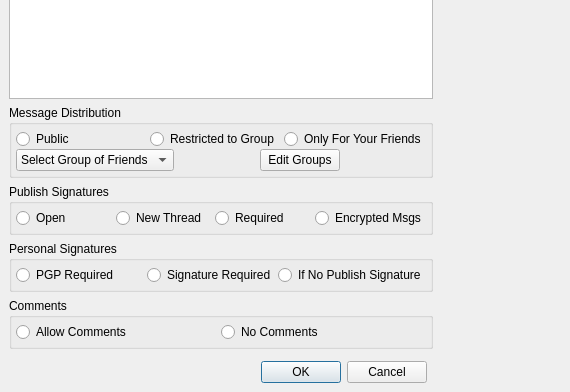
The window that retroshare-gui/src/gui/gxs/GxsGroupDialog.ui (RetroShare/RetroShare) describes before a commit, drawn with Qt 5; both pictures show x 0 to 570 and y 266 to 658 of the 695 by 658 pixel window.
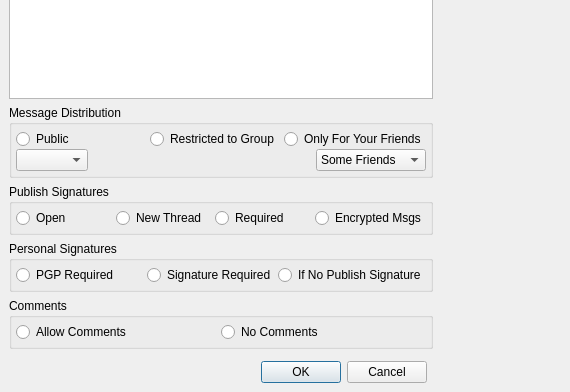
The same window after the commit. Icons and pictures are not drawn. Custom widgets are drawn as their Qt base class.

Commit message: * Added gxs Circle Helper Classes: GxsCircleLabel / Chooser.  * Added Circles into generic GxsGroupDialog.  	 - Fixed up display of circles in GxsGroupDialog, 	 - and correctly set GroupMetaData for circles.  * Added new Circles Window to ApplicationWindow (doesn't do much yet).

What changed in the file:
```diff
--- a/retroshare-gui/src/gui/gxs/GxsGroupDialog.ui
+++ b/retroshare-gui/src/gui/gxs/GxsGroupDialog.ui
@@ -297,19 +297,16 @@
          <item>
           <layout class="QHBoxLayout" name="horizontalLayout_8">
            <item>
-            <widget class="QComboBox" name="groupComboBox">
-             <item>
-              <property name="text">
-               <string>Select Group of Friends</string>
-              </property>
-             </item>
-            </widget>
+            <widget class="GxsCircleChooser" name="circleComboBox"/>
            </item>
            <item>
             <spacer name="horizontalSpacer">
              <property name="orientation">
               <enum>Qt::Horizontal</enum>
              </property>
+             <property name="sizeType">
+              <enum>QSizePolicy::MinimumExpanding</enum>
+             </property>
              <property name="sizeHint" stdset="0">
               <size>
                <width>40</width>
@@ -319,25 +316,29 @@
             </spacer>
            </item>
            <item>
-            <widget class="QPushButton" name="editGroupsButton">
-             <property name="text">
-              <string>Edit Groups</string>
-             </property>
+            <widget class="QComboBox" name="localComboBox">
+             <item>
+              <property name="text">
+               <string>Some Friends</string>
+              </property>
+             </item>
+             <item>
+              <property name="text">
+               <string>Another Group</string>
+              </property>
+             </item>
+             <item>
+              <property name="text">
+               <string>Family?</string>
+              </property>
+             </item>
+             <item>
+              <property name="text">
+               <string>Enemies</string>
+              </property>
+             </item>
             </widget>
            </item>
-           <item>
-            <spacer name="horizontalSpacer_3">
-             <property name="orientation">
-              <enum>Qt::Horizontal</enum>
-             </property>
-             <property name="sizeHint" stdset="0">
-              <size>
-               <width>40</width>
-               <height>20</height>
-              </size>
-             </property>
-            </spacer>
-           </item>
           </layout>
          </item>
         </layout>
@@ -491,6 +492,11 @@
    <header>gui/common/FriendSelectionWidget.h</header>
    <container>1</container>
   </customwidget>
+  <customwidget>
+   <class>GxsCircleChooser</class>
+   <extends>QComboBox</extends>
+   <header>gui/gxs/GxsCircleChooser.h</header>
+  </customwidget>
  </customwidgets>
  <resources>
   <include location="../images.qrc"/>
```
The commit also changes 12 other files.
